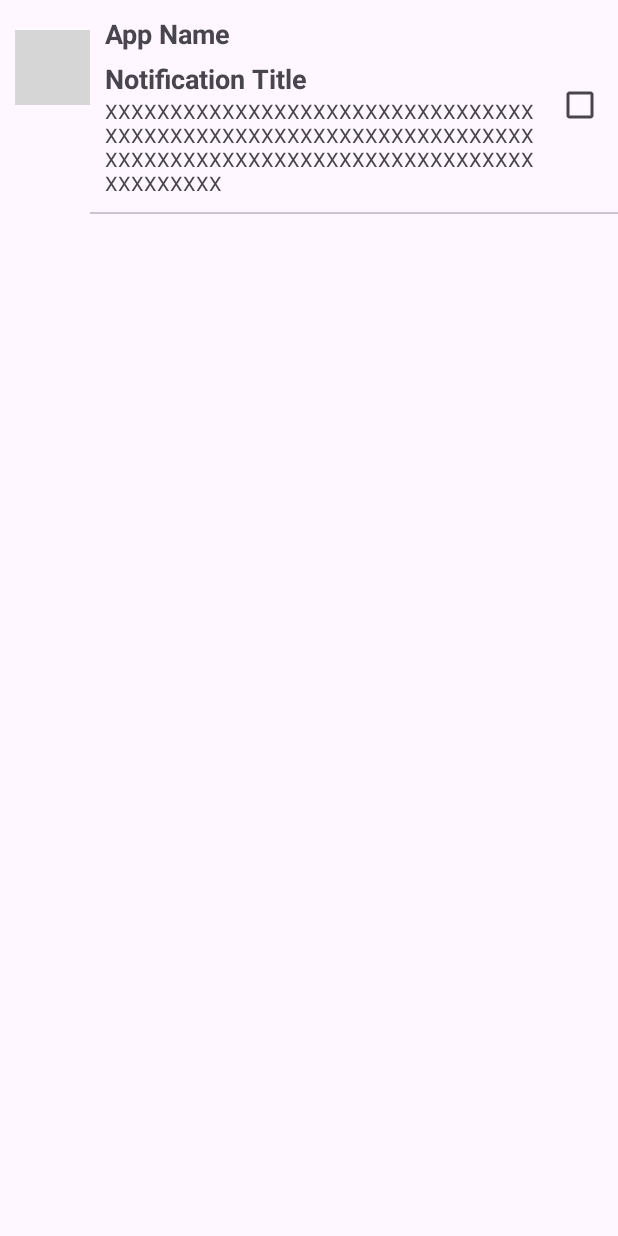
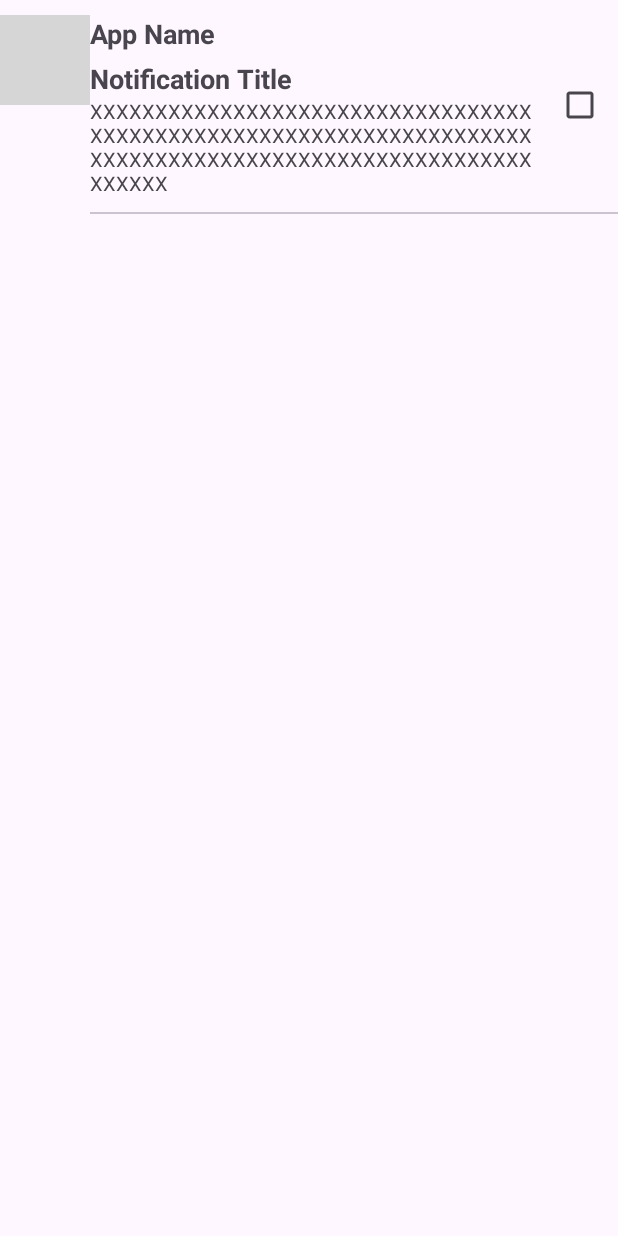
Before and after one commit to tjysdsg/notification_remover, an Android app: the layout notification_item_view.xml on its own in the app's theme, with its tools: preview values and no code run, on a phone screen of 412 x 824 dp. Run offline under Robolectric (Android 15) with nearby library versions, the phone set to English and light mode, and no system bars; grey boxes are pictures that could not be loaded.

Commit message:
Optimize notification list item display

```diff
--- a/app/src/main/java/com/tjysdsg/notification_remover/MainActivity.java
+++ b/app/src/main/java/com/tjysdsg/notification_remover/MainActivity.java
@@ -43,7 +43,7 @@ public class MainActivity extends NotificationListenerActivity implements SwipeR
         noItemsPromptView = findViewById(R.id.no_items_prompt);
 
         notificationIconColor = MaterialColors.getColor(
-                this, com.google.android.material.R.attr.colorPrimaryVariant, Color.BLACK
+                this, com.google.android.material.R.attr.colorPrimary, Color.BLACK
         );
     }
 
--- a/app/src/main/res/layout/notification_item_view.xml
+++ b/app/src/main/res/layout/notification_item_view.xml
@@ -15,10 +15,9 @@
 
         <ImageView
             android:id="@+id/notification_icon"
-            android:layout_width="50dp"
-            android:layout_height="50dp"
-            android:layout_margin="10dp"
-            android:layout_marginTop="10dp"
+            android:layout_width="60dp"
+            android:layout_height="60dp"
+            android:padding="10dp"
             android:contentDescription="@string/notification_icon_content_desc"
             tools:srcCompat="@tools:sample/avatars" />
 
```
